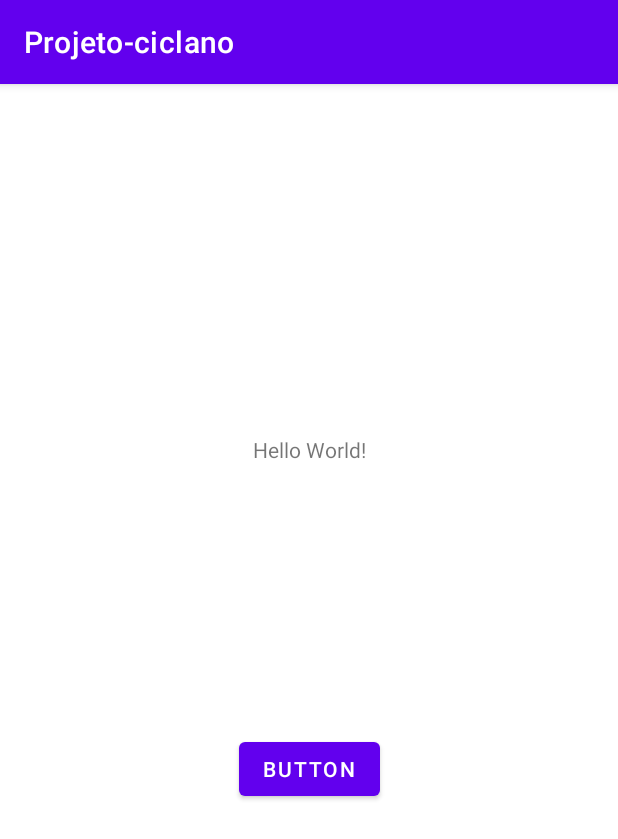
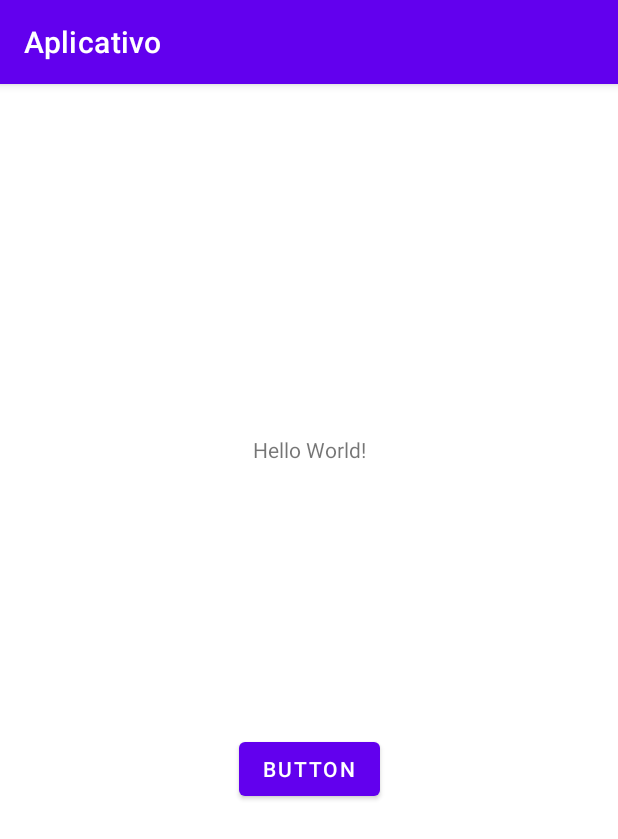
Before and after one commit to gaxinim/Aplicativo_ciclano, an Android app: the screen it shows after launch (MainActivity), on a phone screen of 412 x 824 dp. Shown: the top 839 px of the screen. Run offline under Robolectric (Android 15) with nearby library versions, the phone set to English and light mode, and no system bars.

Commit message:
atualizações e modificado organização dos elementos

```diff
--- a/app/build.gradle
+++ b/app/build.gradle
@@ -3,11 +3,11 @@ plugins {
 }
 
 android {
-    namespace 'com.example.projeto_ciclano'
+    namespace 'com.example.aplicativo'
     compileSdk 32
 
     defaultConfig {
-        applicationId "com.example.projeto_ciclano"
+        applicationId "com.example.aplicativo"
         minSdk 26
         targetSdk 32
         versionCode 1
--- a/app/src/main/AndroidManifest.xml
+++ b/app/src/main/AndroidManifest.xml
@@ -10,7 +10,7 @@
         android:label="@string/app_name"
         android:roundIcon="@mipmap/ic_launcher_round"
         android:supportsRtl="true"
-        android:theme="@style/Theme.Projetociclano"
+        android:theme="@style/Theme.Aplicativo"
         tools:targetApi="31">
         <activity
             android:name=".MainActivity"
--- /dev/null
+++ b/app/src/main/java/com/example/aplicativo/ListQuestions.java
@@ -0,0 +1,29 @@
+package com.example.aplicativo;
+
+import com.google.gson.Gson;
+
+public class ListQuestions {
+
+    private Question[] questionsArray;
+    private int questionsSize = 0;
+
+    public ListQuestions(){
+        this.initializeListOfQuestions();
+    }
+
+    private void initializeListOfQuestions(){
+        String questionJson = this.getQuestionsJson();
+        Gson gson = new Gson();
+        //questionsArray = gson.fromJson(readFromFile(), Question[].class);
+        this.questionsArray = gson.fromJson(questionJson, Question[].class);
+        this.questionsSize = this.questionsArray.length;
+    }
+
+    public int getSize(){ return this.questionsSize; }
+
+    public Question[] getQuestions(){ return this.questionsArray; }
+
+    private String getQuestionsJson(){
+        return "[{'query': 'Esta é a primeira pergunta','answers': ['Resposta 1', 'Resposta 2', 'Resposta 3'],'indexAnswer': 2},{'query': 'Esta é a segunda pergunta','answers': ['Resposta 1', 'Resposta 2', 'Resposta 3'],'indexAnswer': 1},{'query': 'Esta é a terceira pergunta','answers': ['Resposta 1', 'Resposta 2', 'Resposta 3'],'indexAnswer': 3}]";
+    }
+}
--- a/app/src/main/java/com/example/aplicativo/MainActivity.java
+++ b/app/src/main/java/com/example/aplicativo/MainActivity.java
@@ -1,4 +1,4 @@
-package com.example.projeto_ciclano;
+package com.example.aplicativo;
 
 import androidx.appcompat.app.AppCompatActivity;
 
@@ -8,20 +8,11 @@ import android.view.View;
 import android.widget.Button;
 import android.widget.TextView;
 
-import com.google.gson.Gson;
-
-
-import java.io.File;
-import java.io.IOException;
-import java.nio.file.Files;
-import java.nio.file.Path;
-import java.nio.file.Paths;
-import java.util.stream.Stream;
-
 public class MainActivity extends AppCompatActivity {
 
     private Button changeTextButton;
     private TextView message;
+    private ListQuestions listQuestions;
     private Question[] questionsArray;
     int idx = 0, questionsSize = 0;
 
@@ -29,7 +20,7 @@ public class MainActivity extends AppCompatActivity {
     protected void onCreate(Bundle savedInstanceState) {
         super.onCreate(savedInstanceState);
         setContentView(R.layout.activity_main);
-        initArrayListQuestion();
+        this.updateQuestions();
 
         message = (TextView) findViewById(R.id.tvQuestion);
         changeTextButton = (Button) findViewById(R.id.btChangeText);
@@ -47,24 +38,9 @@ public class MainActivity extends AppCompatActivity {
         });
     }
 
-    /*private String readFromFile() {
-        StringBuilder resultStringBuilder = new StringBuilder();
-        File directory = new File("./");
-        File[] files = directory.listFiles();
-        Path path = Paths.get(pathString);
-        try (Stream<String> lines = Files.lines(path)) {
-            lines.forEach(s -> resultStringBuilder.append(s));
-        } catch (IOException ex) {
-            Log.e("ERROR", "ex");
-        }
-        return resultStringBuilder.toString();
-    }*/
-
-    private void initArrayListQuestion() {
-        String questionJson = "[{'query': 'Esta é a primeira pergunta','answers': ['Resposta 1', 'Resposta 2', 'Resposta 3'],'indexAnswer': 2},{'query': 'Esta é a segunda pergunta','answers': ['Resposta 1', 'Resposta 2', 'Resposta 3'],'indexAnswer': 1},{'query': 'Esta é a terceira pergunta','answers': ['Resposta 1', 'Resposta 2', 'Resposta 3'],'indexAnswer': 3}]";
-        Gson gson = new Gson();
-        //questionsArray = gson.fromJson(readFromFile(), Question[].class);
-        questionsArray = gson.fromJson(questionJson, Question[].class);
-        questionsSize = questionsArray.length;
+    private void updateQuestions() {
+        this.listQuestions = new ListQuestions();
+        questionsArray = this.listQuestions.getQuestions();
+        questionsSize = this.listQuestions.getSize();
     }
 }
--- a/app/src/main/java/com/example/aplicativo/Question.java
+++ b/app/src/main/java/com/example/aplicativo/Question.java
@@ -1,4 +1,4 @@
-package com.example.projeto_ciclano;
+package com.example.aplicativo;
 
 import java.util.ArrayList;
 
--- a/app/src/main/res/values-night/themes.xml
+++ b/app/src/main/res/values-night/themes.xml
@@ -1,6 +1,6 @@
 <resources xmlns:tools="http://schemas.android.com/tools">
     <!-- Base application theme. -->
-    <style name="Theme.Projetociclano" parent="Theme.MaterialComponents.DayNight.DarkActionBar">
+    <style name="Theme.Aplicativo" parent="Theme.MaterialComponents.DayNight.DarkActionBar">
         <!-- Primary brand color. -->
         <item name="colorPrimary">@color/purple_200</item>
         <item name="colorPrimaryVariant">@color/purple_700</item>
--- a/app/src/main/res/values/strings.xml
+++ b/app/src/main/res/values/strings.xml
@@ -1,3 +1,3 @@
 <resources>
-    <string name="app_name">Projeto-ciclano</string>
+    <string name="app_name">Aplicativo</string>
 </resources>
--- a/app/src/main/res/values/themes.xml
+++ b/app/src/main/res/values/themes.xml
@@ -1,6 +1,6 @@
 <resources xmlns:tools="http://schemas.android.com/tools">
     <!-- Base application theme. -->
-    <style name="Theme.Projetociclano" parent="Theme.MaterialComponents.DayNight.DarkActionBar">
+    <style name="Theme.Aplicativo" parent="Theme.MaterialComponents.DayNight.DarkActionBar">
         <!-- Primary brand color. -->
         <item name="colorPrimary">@color/purple_500</item>
         <item name="colorPrimaryVariant">@color/purple_700</item>
--- a/build.gradle
+++ b/build.gradle
@@ -1,5 +1,5 @@
 // Top-level build file where you can add configuration options common to all sub-projects/modules.
 plugins {
-    id 'com.android.application' version '7.3.0' apply false
-    id 'com.android.library' version '7.3.0' apply false
+    id 'com.android.application' version '7.3.1' apply false
+    id 'com.android.library' version '7.3.1' apply false
 }
--- a/settings.gradle
+++ b/settings.gradle
@@ -12,5 +12,5 @@ dependencyResolutionManagement {
         mavenCentral()
     }
 }
-rootProject.name = "Projeto-ciclano"
+rootProject.name = "Aplicativo"
 include ':app'
```
Also changed, not shown: 2 other files.
